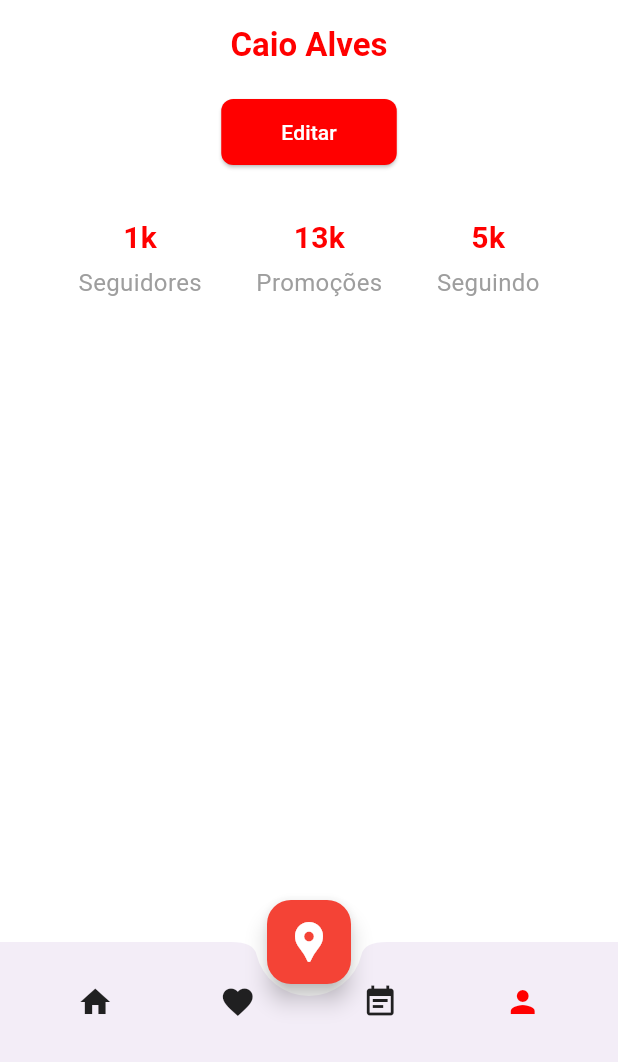
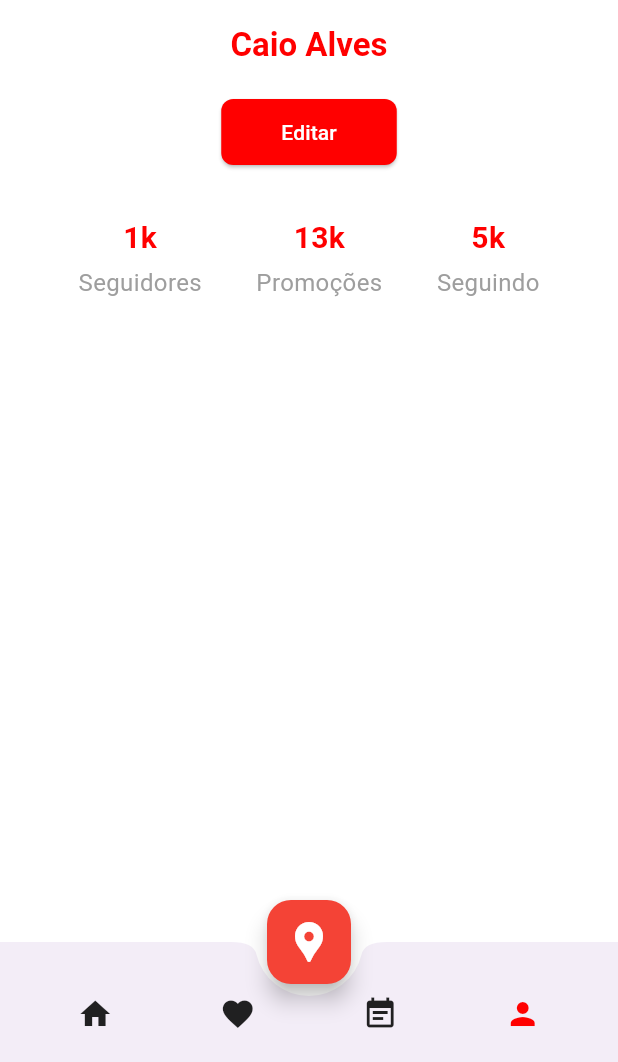
Before and after one commit to giovaneneves7/Corre-Aqui-App, a Flutter app: the HomeScreen screen opened by its route, item 4 of the bottom bar chosen, on a phone screen of 412 x 824 dp, the part 174-1236 px from its top. Run offline on Flutter 3.47's test engine with Material 3 defaults, Android fonts, the phone set to English and light mode, and no system bars; our stand-ins replace get, google_maps_flutter, google_sign_in, shared_preferences, supabase_flutter; missing offline and left inert: supabase_auth_ui; accounts and stored records are empty.

Commit message:
Update: Atualiza espaçamento entre widgets do bottomsheet

```diff
--- a/lib/common/widgets/custom_bottom_navigation_bar.dart
+++ b/lib/common/widgets/custom_bottom_navigation_bar.dart
@@ -16,7 +16,7 @@ class CustomBottomNavigationBar extends StatelessWidget {
       shape: CircularNotchedRectangle(),
       notchMargin: 8.0,
       child: Padding(
-        padding: const EdgeInsets.symmetric(vertical: 6.0), // Reduz a altura
+        padding: const EdgeInsets.symmetric(vertical: 16.0),
         child: Row(
           mainAxisAlignment: MainAxisAlignment.spaceAround,
           children: [
```
